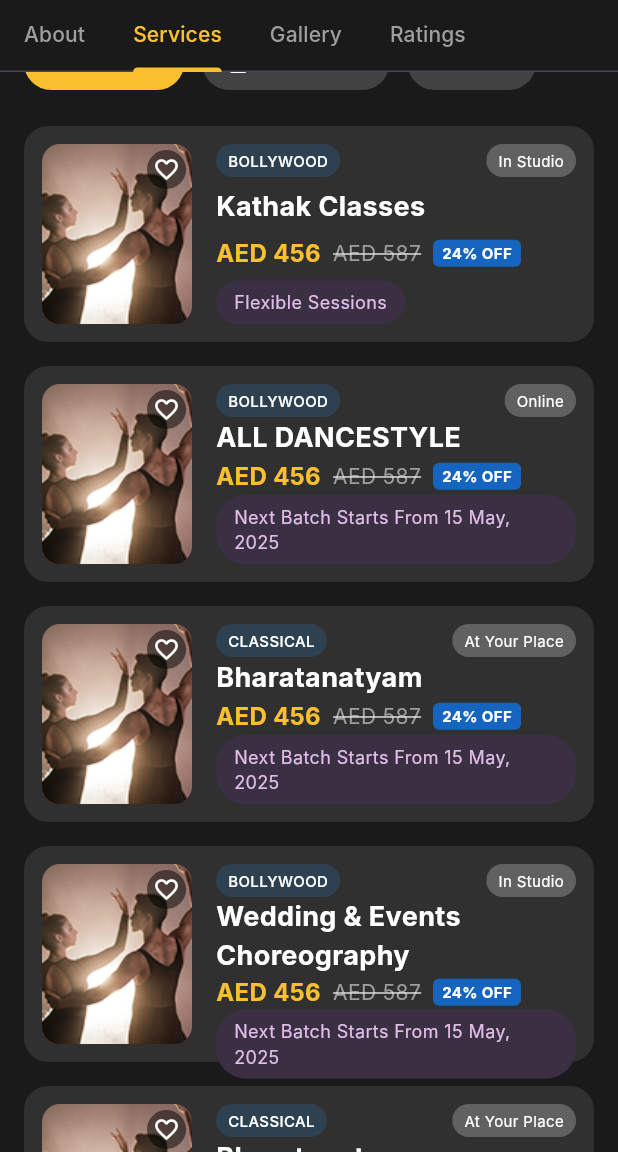
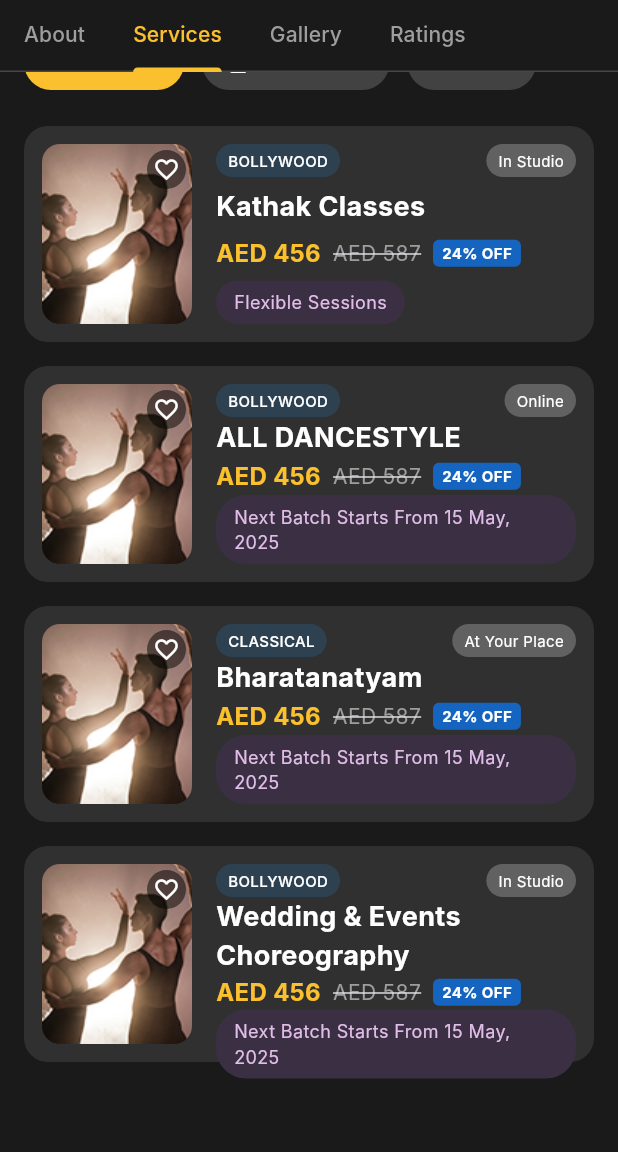
Before and after one commit to kutubofficial/flutter-ui-components, a Flutter app: the screen it shows after launch, tab 2 chosen, scrolled down 454 dp, on a phone screen of 412 x 824 dp, the part 84-1236 px from its top. Run offline on Flutter 3.47's test engine with Material 3 defaults, Android fonts, the phone set to English and light mode, and no system bars; Roboto replaces fonts that are missing (Inter).

```diff
--- a/lib/academy_details/academy_details_page.dart
+++ b/lib/academy_details/academy_details_page.dart
@@ -1,18 +1,11 @@
 import 'package:flutter/material.dart';
-import 'package:flutter_application_2/academy_details/about_tab.dart';
-import 'package:flutter_application_2/academy_details/gallery_tab.dart';
-import 'package:flutter_application_2/academy_details/ratings_tab.dart';
-import 'package:flutter_application_2/academy_details/services_tab.dart';
-import 'package:flutter_staggered_grid_view/flutter_staggered_grid_view.dart';
-import 'class_card.dart';
 import 'class_model.dart';
-import 'filter_sheet.dart';
-import 'photo_viewer_page.dart';
 import 'review_model.dart';
+
 import 'about_tab.dart';
+import 'gallery_tab.dart';
+import 'ratings_tab.dart';
 import 'services_tab.dart';
-import 'ratings_tab.dart';
-import 'gallery_tab.dart';
 
 class AcademyDetailsPage extends StatefulWidget {
   const AcademyDetailsPage({super.key});
@@ -24,7 +17,6 @@ class AcademyDetailsPage extends StatefulWidget {
 class _AcademyDetailsPageState extends State<AcademyDetailsPage>
     with SingleTickerProviderStateMixin {
   late TabController _tabController;
-  // int _selectedCategoryIndex = 0;
   bool _isFavorited = false;
 
   final List<ClassInfo> classList = const [
@@ -64,24 +56,53 @@ class _AcademyDetailsPageState extends State<AcademyDetailsPage>
         discount: '24% OFF',
         tag: 'In Studio',
         bottomText: 'Next Batch Starts From 15 May, 2025'),
-    ClassInfo(
-        imageUrl: 'assets/dancestyle.png',
-        category: 'CLASSICAL',
-        title: 'Bharatanatyam',
-        price: 'AED 456',
-        originalPrice: 'AED 587',
-        discount: '24% OFF',
-        tag: 'At Your Place',
-        bottomText: 'Next Batch Starts From 15 May, 2025'),
-    ClassInfo(
-        imageUrl: 'assets/dancestyle.png',
-        category: 'BOLLYWOOD',
-        title: 'Wedding & Events Choreography',
-        price: 'AED 456',
-        originalPrice: 'AED 587',
-        discount: '24% OFF',
-        tag: 'In Studio',
-        bottomText: 'Next Batch Starts From 15 May, 2025'),
+  ];
+  final List<String> galleryImages = [
+    'assets/gallery7.jpg',
+    'assets/gallery2.jpg',
+    'assets/gallery3.jpg',
+    'assets/gallery4.jpg',
+    'assets/gallery5.jpg',
+    'assets/gallery6.jpg',
+    'assets/gallery7.jpg',
+    'assets/gallery8.jpg',
+    'assets/gallery9.jpg',
+    'assets/gallery10.jpg',
+    'assets/gallery11.jpg',
+    'assets/gallery3.jpg',
+    'assets/gallery4.jpg',
+    'assets/gallery5.jpg',
+    'assets/gallery6.jpg',
+    'assets/gallery7.jpg',
+  ];
+  final List<ReviewInfo> reviews = const [
+    ReviewInfo(
+        profileImageUrl: 'assets/profile.png',
+        name: 'Shane Watson',
+        date: '1 day ago',
+        rating: 5.0,
+        comment:
+            'It is a long established fact that a reader will be distracted by the readable content of a page when looking at its layout.'),
+    ReviewInfo(
+        profileImageUrl: 'assets/profile.png',
+        name: 'Steve Smith',
+        date: '2 days ago',
+        rating: 4.0,
+        comment:
+            'A great place to learn and grow! Highly recommended. It is a long established fact that a reader will be distracted by the readable content of a page when looking at its layout.'),
+    ReviewInfo(
+        profileImageUrl: 'assets/profile.png',
+        name: 'Steve Smith',
+        date: '2 days ago',
+        rating: 4.0,
+        comment: 'A great place to learn and grow! Highly recommended.'),
+    ReviewInfo(
+        profileImageUrl: 'assets/profile.png',
+        name: 'Steve Smith',
+        date: '2 days ago',
+        rating: 4.0,
+        comment:
+            'It is a long established fact that a reader will be distracted by the readable content of a page when looking at its layout.'),
   ];
 
   @override
@@ -148,7 +169,7 @@ class _AcademyDetailsPageState extends State<AcademyDetailsPage>
                       children: [
                         const Icon(Icons.star, color: Colors.yellow, size: 16),
                         const SizedBox(width: 4),
-                        Text('4 (${classList.length * 1891} reviews)'),
+                        Text('4 (${reviews.length} reviews)'),
                       ],
                     ),
                     const SizedBox(height: 8),
@@ -201,9 +222,9 @@ class _AcademyDetailsPageState extends State<AcademyDetailsPage>
           controller: _tabController,
           children: [
             const AboutTab(),
-            const ServicesTab(),
-            const GalleryTab(),
-            const RatingsTab()
+            ServicesTab(classList: classList),
+            GalleryTab(galleryImages: galleryImages),
+            RatingsTab(reviews: reviews),
           ],
         ),
       ),
--- a/lib/academy_details/services_tab.dart
+++ b/lib/academy_details/services_tab.dart
@@ -4,7 +4,12 @@ import 'class_model.dart';
 import 'filter_sheet.dart';
 
 class ServicesTab extends StatefulWidget {
-  const ServicesTab({super.key});
+  final List<ClassInfo> classList;
+
+  const ServicesTab({
+    super.key,
+    required this.classList,
+  });
 
   @override
   State<ServicesTab> createState() => _ServicesTabState();
@@ -12,63 +17,6 @@ class ServicesTab extends StatefulWidget {
 
 class _ServicesTabState extends State<ServicesTab> {
   int _selectedCategoryIndex = 0;
-
-  final List<ClassInfo> classList = const [
-    ClassInfo(
-        imageUrl: 'assets/dancestyle.png',
-        category: 'BOLLYWOOD',
-        title: 'Kathak Classes',
-        price: 'AED 456',
-        originalPrice: 'AED 587',
-        discount: '24% OFF',
-        tag: 'In Studio',
-        bottomText: 'Flexible Sessions'),
-    ClassInfo(
-        imageUrl: 'assets/dancestyle.png',
-        category: 'BOLLYWOOD',
-        title: 'ALL DANCESTYLE',
-        price: 'AED 456',
-        originalPrice: 'AED 587',
-        discount: '24% OFF',
-        tag: 'Online',
-        bottomText: 'Next Batch Starts From 15 May, 2025'),
-    ClassInfo(
-        imageUrl: 'assets/dancestyle.png',
-        category: 'CLASSICAL',
-        title: 'Bharatanatyam',
-        price: 'AED 456',
-        originalPrice: 'AED 587',
-        discount: '24% OFF',
-        tag: 'At Your Place',
-        bottomText: 'Next Batch Starts From 15 May, 2025'),
-    ClassInfo(
-        imageUrl: 'assets/dancestyle.png',
-        category: 'BOLLYWOOD',
-        title: 'Wedding & Events Choreography',
-        price: 'AED 456',
-        originalPrice: 'AED 587',
-        discount: '24% OFF',
-        tag: 'In Studio',
-        bottomText: 'Next Batch Starts From 15 May, 2025'),
-    ClassInfo(
-        imageUrl: 'assets/dancestyle.png',
-        category: 'CLASSICAL',
-        title: 'Bharatanatyam',
-        price: 'AED 456',
-        originalPrice: 'AED 587',
-        discount: '24% OFF',
-        tag: 'At Your Place',
-        bottomText: 'Next Batch Starts From 15 May, 2025'),
-    ClassInfo(
-        imageUrl: 'assets/dancestyle.png',
-        category: 'BOLLYWOOD',
-        title: 'Wedding & Events Choreography',
-        price: 'AED 456',
-        originalPrice: 'AED 587',
-        discount: '24% OFF',
-        tag: 'In Studio',
-        bottomText: 'Next Batch Starts From 15 May, 2025'),
-  ];
 
   @override
   Widget build(BuildContext context) {
@@ -83,7 +31,7 @@ class _ServicesTabState extends State<ServicesTab> {
           mainAxisAlignment: MainAxisAlignment.spaceBetween,
           children: [
             Text(
-                'Classes(${_selectedCategoryIndex == 0 ? classList.length : 0})',
+                'Classes(${_selectedCategoryIndex == 0 ? widget.classList.length : 0})',
                 style: const TextStyle(
                     color: Colors.white,
                     fontSize: 18,
@@ -141,7 +89,7 @@ class _ServicesTabState extends State<ServicesTab> {
         const SizedBox(height: 24),
         if (_selectedCategoryIndex == 0)
           Column(
-            children: classList.map((classInfo) {
+            children: widget.classList.map((classInfo) {
               return Padding(
                 padding: const EdgeInsets.only(bottom: 16.0),
                 child: ClassCard(
```
Also changed, not shown: lib/academy_details/gallery_tab.dart (+6 -34 lines), lib/academy_details/ratings_tab.dart (+8 -49 lines).
